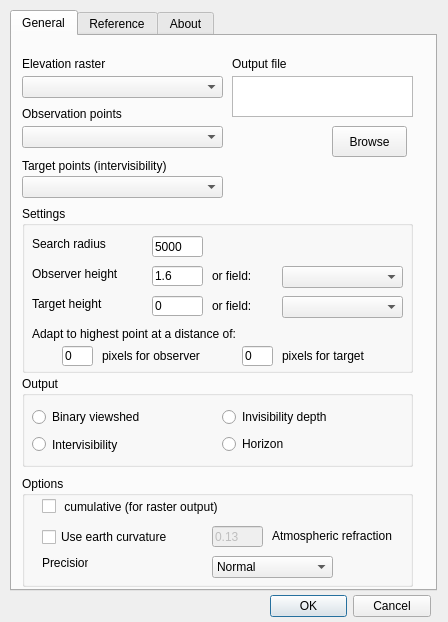
zoran-cuckovic/QGIS-visibility-analysis, file ui_viewshedanalysis.ui: the form before one commit.
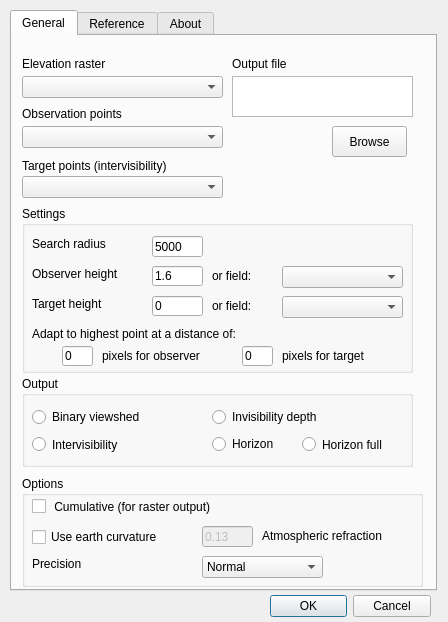
The form after the commit.

```diff
--- a/ui_viewshedanalysis.ui
+++ b/ui_viewshedanalysis.ui
@@ -145,7 +145,7 @@
      <widget class="QRadioButton" name="chkInvisibility">
       <property name="geometry">
        <rect>
-        <x>200</x>
+        <x>190</x>
         <y>30</y>
         <width>141</width>
         <height>22</height>
@@ -171,9 +171,9 @@
      <widget class="QRadioButton" name="chkHorizon">
       <property name="geometry">
        <rect>
-        <x>200</x>
+        <x>190</x>
         <y>60</y>
-        <width>181</width>
+        <width>81</width>
         <height>16</height>
        </rect>
       </property>
@@ -181,6 +181,19 @@
        <string>Horizon</string>
       </property>
      </widget>
+     <widget class="QRadioButton" name="chkHorizon_full">
+      <property name="geometry">
+       <rect>
+        <x>280</x>
+        <y>60</y>
+        <width>111</width>
+        <height>17</height>
+       </rect>
+      </property>
+      <property name="text">
+       <string>Horizon full</string>
+      </property>
+     </widget>
     </widget>
     <widget class="QGroupBox" name="groupBox_3">
      <property name="geometry">
@@ -395,7 +408,7 @@
       <rect>
        <x>10</x>
        <y>440</y>
-       <width>391</width>
+       <width>401</width>
        <height>111</height>
       </rect>
      </property>
@@ -405,7 +418,7 @@
      <widget class="QCheckBox" name="chkCurvature">
       <property name="geometry">
        <rect>
-        <x>20</x>
+        <x>10</x>
         <y>50</y>
         <width>161</width>
         <height>22</height>
@@ -421,7 +434,7 @@
       </property>
       <property name="geometry">
        <rect>
-        <x>190</x>
+        <x>180</x>
         <y>50</y>
         <width>51</width>
         <height>21</height>
@@ -434,7 +447,7 @@
      <widget class="QLabel" name="label_17">
       <property name="geometry">
        <rect>
-        <x>250</x>
+        <x>240</x>
         <y>50</y>
         <width>161</width>
         <height>20</height>
@@ -450,23 +463,23 @@
       </property>
       <property name="geometry">
        <rect>
-        <x>20</x>
+        <x>10</x>
         <y>20</y>
         <width>261</width>
         <height>21</height>
        </rect>
       </property>
       <property name="text">
-       <string> cumulative (for raster output)</string>
+       <string> Cumulative (for raster output)</string>
       </property>
      </widget>
      <widget class="QLabel" name="label_12">
       <property name="geometry">
        <rect>
-        <x>20</x>
+        <x>10</x>
         <y>80</y>
-        <width>46</width>
-        <height>13</height>
+        <width>111</width>
+        <height>16</height>
        </rect>
       </property>
       <property name="text">
@@ -476,7 +489,7 @@
      <widget class="QComboBox" name="cmbAlgorithm">
       <property name="geometry">
        <rect>
-        <x>190</x>
+        <x>180</x>
         <y>80</y>
         <width>121</width>
         <height>22</height>
```
Left out of the diff: 22 changed lines with no effect on the pictures.
